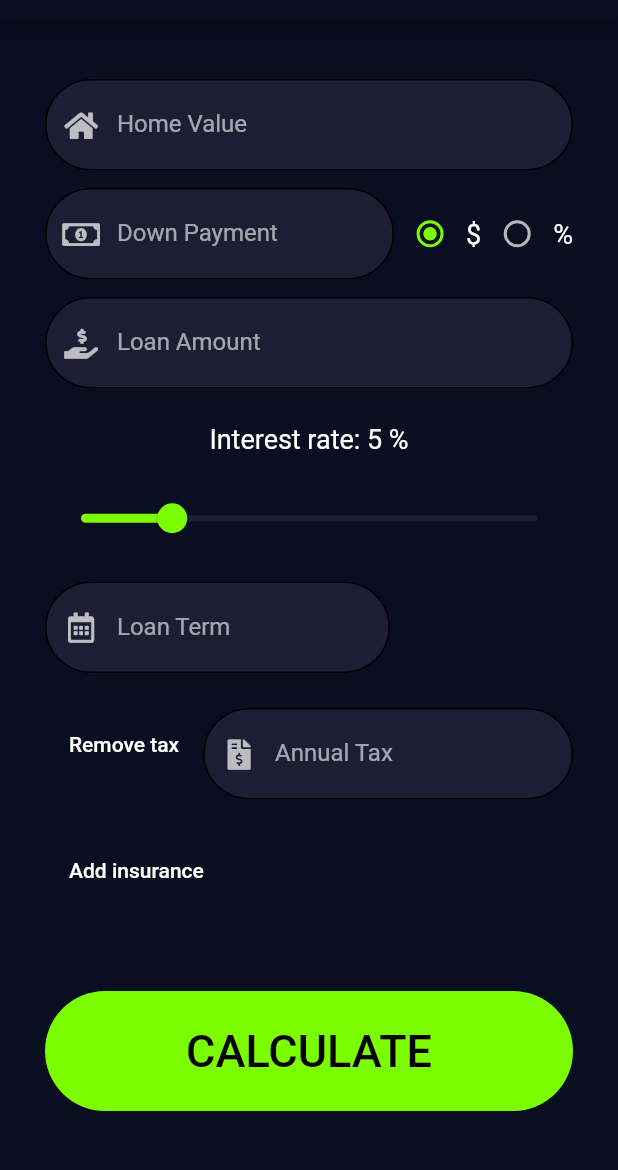
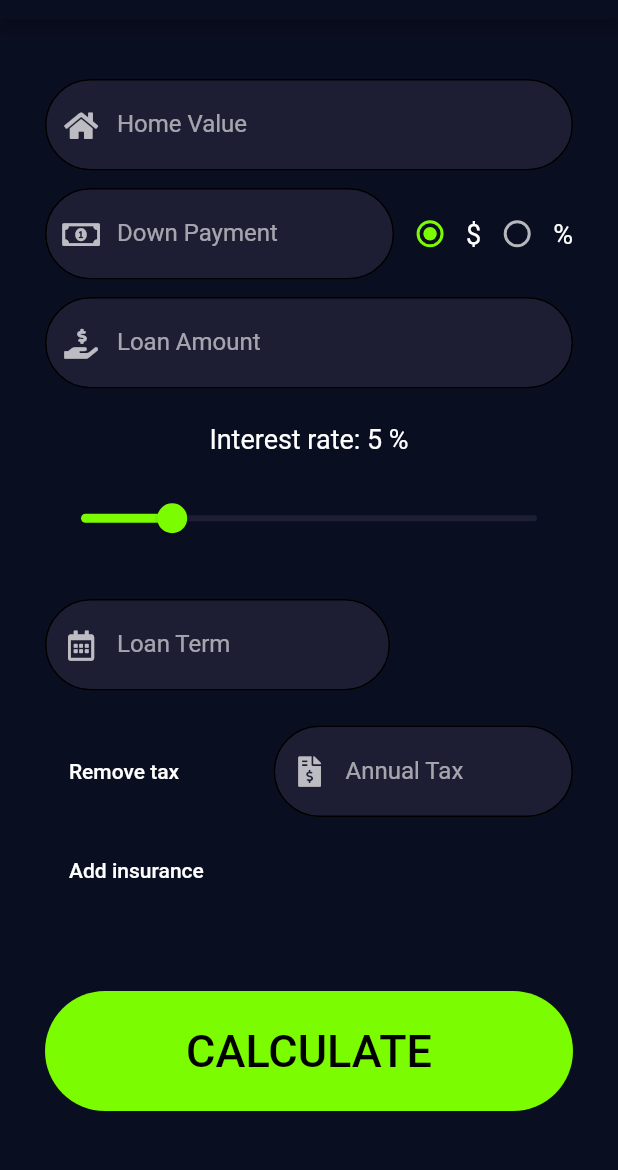
Before and after one commit to semasuka/mortgage_calculator, a Flutter app: the screen it shows after launch, after a tap on "Add tax", on a phone screen of 412 x 824 dp, the part 65-1235 px from its top. Run offline on Flutter 3.47's test engine with Material 2 defaults, Android fonts, the phone set to English and light mode, and no system bars; our stand-ins replace font_awesome_flutter.

Commit message:
reusable card separated into different files

```diff
--- a/lib/input_page.dart
+++ b/lib/input_page.dart
@@ -1,6 +1,7 @@
 import 'package:flutter/material.dart';
-import 'package:flutter/services.dart';
 import 'package:font_awesome_flutter/font_awesome_flutter.dart';
+import 'reusable_text_field_with_prefix.dart';
+import 'reusable_text_field_with_suffix.dart';
 
 //TODO: set up the landscape mode not to overflood
 
@@ -144,7 +145,7 @@ class _InputPageState extends State<InputPage> {
             //LOAN TERM
             Expanded(
               child: Row(
-                crossAxisAlignment: CrossAxisAlignment.start,
+                //crossAxisAlignment: CrossAxisAlignment.start,
                 children: <Widget>[
                   Container(
                     width: 230,
@@ -157,17 +158,20 @@ class _InputPageState extends State<InputPage> {
                 ],
               ),
             ),
-            //TODO: create a button that toggle the Tax text form field
+            //TODO: designed the toggle button
             //ANNUAL TAX
             Expanded(
               child: Row(
-                crossAxisAlignment: CrossAxisAlignment.start,
+//                crossAxisAlignment: CrossAxisAlignment.,
                 children: <Widget>[
                   FlatButton(
                     child: _isTaxVisible == false
                         ? Text('Add tax')
                         : Text('Remove tax'),
                     onPressed: showTaxButton,
+                  ),
+                  SizedBox(
+                    width: 47,
                   ),
                   Expanded(
                     child: Visibility(
@@ -239,92 +243,3 @@ class _InputPageState extends State<InputPage> {
     );
   }
 }
-
-class ReusableTextFormFieldWithPrefix extends StatelessWidget {
-  ReusableTextFormFieldWithPrefix(
-      {@required this.prefixIcon, @required this.theLabelText});
-
-  final IconData prefixIcon;
-  final String theLabelText;
-
-  @override
-  Widget build(BuildContext context) {
-    return TextFormField(
-      autofocus: false,
-      decoration: InputDecoration(
-        filled: true,
-        fillColor: backgroundColor,
-        enabledBorder: OutlineInputBorder(
-          borderRadius: BorderRadius.all(
-            Radius.circular(40.0),
-          ),
-        ),
-        border: OutlineInputBorder(
-          borderRadius: BorderRadius.all(
-            Radius.circular(40.0),
-          ),
-        ),
-        prefixIcon: Icon(
-          prefixIcon,
-          size: 20,
-        ),
-        prefixText: '\$ ',
-        prefixStyle: TextStyle(
-          fontSize: 18,
-        ),
-        labelText: theLabelText,
-      ),
-      //controller: homeValue,
-      keyboardType: TextInputType.numberWithOptions(decimal: true),
-      inputFormatters: <TextInputFormatter>[
-        WhitelistingTextInputFormatter.digitsOnly
-      ],
-    );
-  }
-}
-
-class ReusableTextFormFieldWithSuffix extends StatelessWidget {
-  ReusableTextFormFieldWithSuffix(
-      {@required this.prefixIcon,
-      @required this.theSuffix,
-      @required this.theLabelText});
-
-  final IconData prefixIcon;
-  final String theSuffix;
-  final String theLabelText;
-
-  @override
-  Widget build(BuildContext context) {
-    return TextFormField(
-      autofocus: false,
-      decoration: InputDecoration(
-        filled: true,
-        fillColor: backgroundColor,
-        enabledBorder: OutlineInputBorder(
-          borderRadius: BorderRadius.all(
-            Radius.circular(40.0),
-          ),
-        ),
-        border: OutlineInputBorder(
-          borderRadius: BorderRadius.all(
-            Radius.circular(40.0),
-          ),
-        ),
-        prefixIcon: Icon(
-          prefixIcon,
-          size: 20,
-        ),
-        suffixText: theSuffix,
-        suffixStyle: TextStyle(
-          fontSize: 18,
-        ),
-        labelText: theLabelText,
-      ),
-      //controller: homeValue,
-      keyboardType: TextInputType.numberWithOptions(decimal: true),
-      inputFormatters: <TextInputFormatter>[
-        WhitelistingTextInputFormatter.digitsOnly
-      ],
-    );
-  }
-}
--- /dev/null
+++ b/lib/reusable_text_field_with_prefix.dart
@@ -0,0 +1,39 @@
+import 'package:flutter/material.dart';
+import 'package:flutter/services.dart';
+import 'reusable_text_field_with_suffix.dart';
+import 'input_page.dart';
+
+class ReusableTextFormFieldWithPrefix extends StatelessWidget {
+  ReusableTextFormFieldWithPrefix(
+      {@required this.prefixIcon, @required this.theLabelText});
+
+  final IconData prefixIcon;
+  final String theLabelText;
+
+  @override
+  Widget build(BuildContext context) {
+    return TextFormField(
+      autofocus: false,
+      decoration: InputDecoration(
+        filled: true,
+        fillColor: backgroundColor,
+        enabledBorder: BorderStyleRadius,
+        border: BorderStyleRadius,
+        prefixIcon: Icon(
+          prefixIcon,
+          size: IconSize,
+        ),
+        prefixText: '\$ ',
+        prefixStyle: TextStyle(
+          fontSize: FontSize,
+        ),
+        labelText: theLabelText,
+      ),
+      //controller: homeValue,
+      keyboardType: TextInputType.numberWithOptions(decimal: true),
+      inputFormatters: <TextInputFormatter>[
+        WhitelistingTextInputFormatter.digitsOnly
+      ],
+    );
+  }
+}
--- /dev/null
+++ b/lib/reusable_text_field_with_suffix.dart
@@ -0,0 +1,49 @@
+import 'package:flutter/material.dart';
+import 'package:flutter/services.dart';
+import 'input_page.dart';
+
+const BorderStyleRadius = OutlineInputBorder(
+  borderRadius: BorderRadius.all(
+    Radius.circular(40.0),
+  ),
+);
+const double IconSize = 20;
+const double FontSize = 18;
+
+class ReusableTextFormFieldWithSuffix extends StatelessWidget {
+  ReusableTextFormFieldWithSuffix(
+      {@required this.prefixIcon,
+        @required this.theSuffix,
+        @required this.theLabelText});
+
+  final IconData prefixIcon;
+  final String theSuffix;
+  final String theLabelText;
+
+  @override
+  Widget build(BuildContext context) {
+    return TextFormField(
+      autofocus: false,
+      decoration: InputDecoration(
+        filled: true,
+        fillColor: backgroundColor,
+        enabledBorder : BorderStyleRadius,
+        border: BorderStyleRadius,
+        prefixIcon: Icon(
+          prefixIcon,
+          size: IconSize,
+        ),
+        suffixText: theSuffix,
+        suffixStyle: TextStyle(
+          fontSize: FontSize,
+        ),
+        labelText: theLabelText,
+      ),
+      //controller: homeValue,
+      keyboardType: TextInputType.numberWithOptions(decimal: true),
+      inputFormatters: <TextInputFormatter>[
+        WhitelistingTextInputFormatter.digitsOnly
+      ],
+    );
+  }
+}
```
